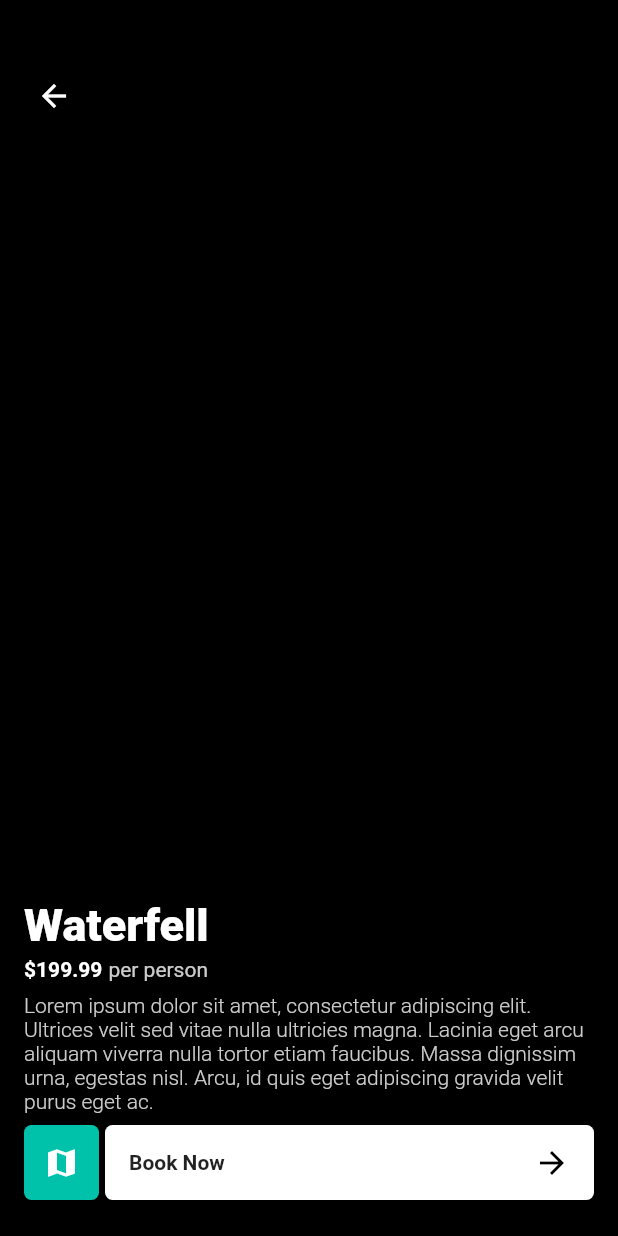
After one commit to bisunajaime/yt_bookingapp_ui, a Flutter app: the screen it shows after launch, after a tap on "Waterfell", on a phone screen of 412 x 824 dp. The commit adds this screen. Run offline on Flutter 3.47's test engine with Material 2 defaults, Android fonts, the phone set to English and light mode, and no system bars; network calls fail; Roboto replaces fonts that are missing (OpenSans).

Commit message:
Added location_page.dart

```diff
--- a/lib/pages/home_page.dart
+++ b/lib/pages/home_page.dart
@@ -1,6 +1,7 @@
 import 'package:flutter/material.dart';
 import 'package:travel_booking_app_design/content.dart';
 import 'package:travel_booking_app_design/models/location_model.dart';
+import 'package:travel_booking_app_design/pages/location_page.dart';
 
 class HomePage extends StatelessWidget {
   @override
@@ -144,7 +145,16 @@ class HomePage extends StatelessWidget {
               itemCount: recentlyViewed.length,
               itemBuilder: (context, index) {
                 Location loc = recentlyViewed[index];
-                return Container(
+                return GestureDetector(
+                  onTap: () => Navigator.push(
+                    context,
+                    MaterialPageRoute(
+                      builder: (context) => LocationPage(
+                        location: loc,
+                      ),
+                    ),
+                  ),
+                  child: Container(
                     height: double.infinity,
                     width: 220,
                     margin: EdgeInsets.only(
@@ -205,6 +215,7 @@ class HomePage extends StatelessWidget {
                           ),
                         ),
                       ],
+                    ),
                   ),
                 );
               },
@@ -319,7 +330,14 @@ class HomePage extends StatelessWidget {
               itemCount: discover.length,
               itemBuilder: (context, index) {
                 Location loc = discover[index];
-                return Container(
+                return GestureDetector(
+                  onTap: () => Navigator.push(
+                      context,
+                      MaterialPageRoute(
+                          builder: (contxt) => LocationPage(
+                                location: loc,
+                              ))),
+                  child: Container(
                     height: double.infinity,
                     width: 150,
                     margin: EdgeInsets.only(
@@ -344,6 +362,7 @@ class HomePage extends StatelessWidget {
                         color: Colors.white,
                       ),
                     ),
+                  ),
                 );
               },
             ),
--- /dev/null
+++ b/lib/pages/location_page.dart
@@ -0,0 +1,227 @@
+import 'package:flutter/material.dart';
+import 'package:travel_booking_app_design/models/location_model.dart';
+
+class LocationPage extends StatefulWidget {
+  final Location location;
+
+  const LocationPage({Key key, this.location}) : super(key: key);
+
+  @override
+  _LocationPageState createState() => _LocationPageState();
+}
+
+class _LocationPageState extends State<LocationPage> {
+  int _currentPage = 0;
+  @override
+  Widget build(BuildContext context) {
+    return Scaffold(
+      backgroundColor: Colors.black,
+      body: Stack(
+        children: [
+          Container(
+            height: MediaQuery.of(context).size.height,
+            width: MediaQuery.of(context).size.width,
+            child: PageView.builder(
+              onPageChanged: (value) => (setState(() => _currentPage = value)),
+              itemBuilder: (context, index) {
+                return ShaderMask(
+                  shaderCallback: (rect) {
+                    return LinearGradient(
+                      begin: Alignment.topCenter,
+                      end: Alignment.bottomCenter,
+                      colors: [Colors.black, Colors.transparent],
+                    ).createShader(
+                        Rect.fromLTRB(0, 0, rect.width, rect.height));
+                  },
+                  blendMode: BlendMode.dstIn,
+                  child: Container(
+                    height: double.infinity,
+                    width: double.infinity,
+                    decoration: BoxDecoration(
+                      image: DecorationImage(
+                        image: NetworkImage(
+                          widget.location.sampleImages[index],
+                        ),
+                        fit: BoxFit.cover,
+                      ),
+                    ),
+                  ),
+                );
+              },
+              itemCount: widget.location.sampleImages.length,
+            ),
+          ),
+          Positioned(
+            bottom: 0,
+            left: 0,
+            right: 0,
+            child: Container(
+              child: Column(
+                crossAxisAlignment: CrossAxisAlignment.start,
+                mainAxisAlignment: MainAxisAlignment.start,
+                children: [
+                  Container(
+                      height: 60,
+                      width: double.infinity,
+                      child: ListView.builder(
+                        scrollDirection: Axis.horizontal,
+                        itemCount: widget.location.sampleImages.length,
+                        itemBuilder: (context, index) {
+                          return Container(
+                            width: 100,
+                            height: double.infinity,
+                            margin: EdgeInsets.only(
+                              right: 8,
+                              left: index == 0 ? 16 : 0,
+                            ),
+                            decoration: BoxDecoration(
+                              borderRadius: BorderRadius.circular(5),
+                              border: Border.all(
+                                color: _currentPage == index
+                                    ? Color(0xff00C1AA)
+                                    : Colors.white.withOpacity(.5),
+                                width: 1.0,
+                              ),
+                              image: DecorationImage(
+                                image: NetworkImage(
+                                  widget.location.sampleImages[index],
+                                ),
+                                colorFilter: ColorFilter.mode(
+                                  Colors.black.withOpacity(.3),
+                                  BlendMode.darken,
+                                ),
+                                fit: BoxFit.cover,
+                              ),
+                            ),
+                          );
+                        },
+                      )),
+                  Padding(
+                    padding: const EdgeInsets.symmetric(
+                      horizontal: 16,
+                      vertical: 8,
+                    ),
+                    child: Column(
+                      crossAxisAlignment: CrossAxisAlignment.start,
+                      children: [
+                        Text(
+                          widget.location.title,
+                          style: TextStyle(
+                            fontFamily: 'OpenSans',
+                            fontWeight: FontWeight.w800,
+                            fontSize: 30,
+                            color: Colors.white,
+                          ),
+                        ),
+                        SizedBox(
+                          height: 4,
+                        ),
+                        Row(
+                          children: [
+                            Text(
+                              "\$199.99",
+                              style: TextStyle(
+                                color: Colors.white,
+                                fontFamily: 'OpenSans',
+                                fontWeight: FontWeight.bold,
+                              ),
+                            ),
+                            SizedBox(
+                              width: 4,
+                            ),
+                            Text(
+                              "per person",
+                              style: TextStyle(
+                                color: Colors.white.withOpacity(.8),
+                                fontFamily: 'OpenSans',
+                                fontWeight: FontWeight.w400,
+                              ),
+                            ),
+                          ],
+                        ),
+                        SizedBox(
+                          height: 8,
+                        ),
+                        Text(
+                          'Lorem ipsum dolor sit amet, consectetur adipiscing elit. Ultrices velit sed vitae nulla ultricies magna. Lacinia eget arcu aliquam viverra nulla tortor etiam faucibus. Massa dignissim urna, egestas nisl. Arcu, id quis eget adipiscing gravida velit purus eget ac.',
+                          style: TextStyle(
+                            color: Colors.white.withOpacity(.8),
+                            fontFamily: 'OpenSans',
+                            fontWeight: FontWeight.w300,
+                          ),
+                        ),
+                        SizedBox(
+                          height: 8,
+                        ),
+                        Row(
+                          children: [
+                            Container(
+                              height: 50,
+                              width: 50,
+                              decoration: BoxDecoration(
+                                borderRadius: BorderRadius.circular(5),
+                                color: Color(0xff00C1AA),
+                              ),
+                              child: Center(
+                                child: Icon(Icons.map, color: Colors.white),
+                              ),
+                            ),
+                            SizedBox(
+                              width: 4,
+                            ),
+                            Expanded(
+                              child: Container(
+                                height: 50,
+                                padding: EdgeInsets.symmetric(
+                                  horizontal: 16,
+                                ),
+                                decoration: BoxDecoration(
+                                  color: Colors.white,
+                                  borderRadius: BorderRadius.circular(5),
+                                ),
+                                child: Row(
+                                  mainAxisAlignment:
+                                      MainAxisAlignment.spaceBetween,
+                                  children: [
+                                    Text(
+                                      'Book Now',
+                                      style: TextStyle(
+                                        fontWeight: FontWeight.bold,
+                                      ),
+                                    ),
+                                    Icon(
+                                      Icons.arrow_forward,
+                                      color: Colors.black,
+                                    ),
+                                  ],
+                                ),
+                              ),
+                            ),
+                          ],
+                        ),
+                        SizedBox(
+                          height: 16,
+                        ),
+                      ],
+                    ),
+                  ),
+                ],
+              ),
+            ),
+          ),
+          Positioned(
+            top: 52,
+            left: 24,
+            child: GestureDetector(
+              onTap: () => Navigator.pop(context),
+              child: Icon(
+                Icons.arrow_back,
+                color: Colors.white,
+              ),
+            ),
+          ),
+        ],
+      ),
+    );
+  }
+}
```
Lines whose indentation alone changed are shown as unchanged.
